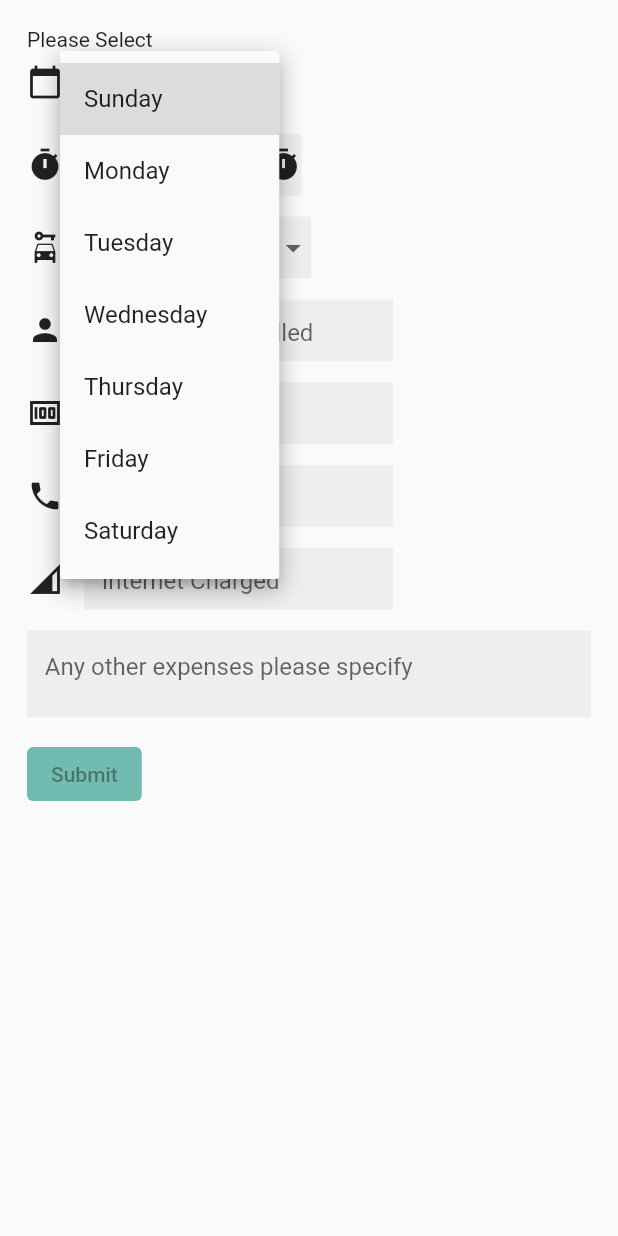
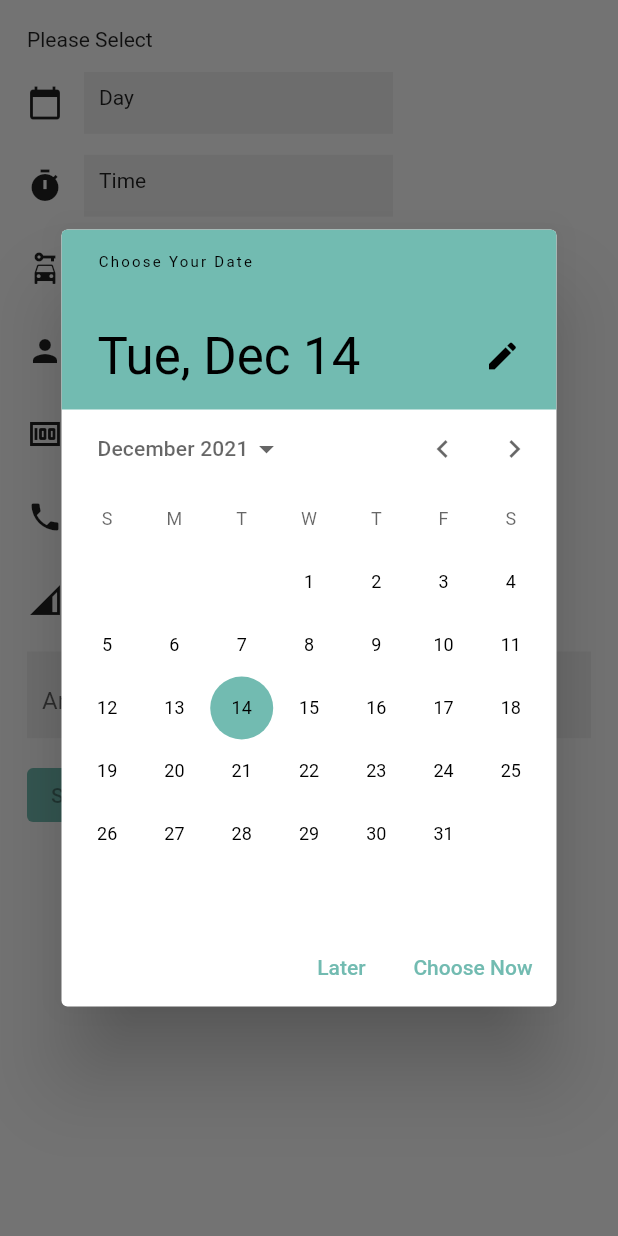
Before and after one commit to srkraut/ehs, a Flutter app: the Expenses screen opened directly, after a tap on "Day", on a phone screen of 412 x 824 dp. Run offline on Flutter 3.47's test engine with Material 2 defaults, Android fonts, the phone set to English and light mode, and no system bars; our stand-ins replace equatable, firebase_auth, firebase_core, flutter_riverpod, flutter_svg, logger and 2 more; missing offline and left inert: alert_dialogs, custom_buttons, firestore_service, pedantic, string_validators; accounts and stored records are empty.

Commit message:
Expenses UI Refactored

```diff
--- a/lib/app/home/drawer/expenses_page.dart
+++ b/lib/app/home/drawer/expenses_page.dart
@@ -1,5 +1,6 @@
 import 'package:ehs/constants/keys.dart';
 import 'package:flutter/material.dart';
+import 'package:intl/intl.dart';
 
 class Expenses extends StatefulWidget {
   const Expenses({Key? key}) : super(key: key);
@@ -12,6 +13,7 @@ class _ExpensesState extends State<Expenses> {
   TimeOfDay currentTime = TimeOfDay.now();
   DateTime currentDate = DateTime.now();
   bool _isTimeSelected = false;
+  bool _isDateSelected = false;
 
   Future<void> _selectTime(BuildContext context) async {
     final TimeOfDay? pickedTime = await showTimePicker(
@@ -30,28 +32,26 @@ class _ExpensesState extends State<Expenses> {
     }
   }
 
+  Future<void> _selectDate(BuildContext context) async {
+    final DateTime? pickedDate = await showDatePicker(
+      context: context,
+      initialDate: currentDate,
+      firstDate: DateTime(2021, 1, 1),
+      lastDate: DateTime(2030, 1, 1),
+      helpText: "Choose Your Date",
+      confirmText: 'Choose Now',
+      cancelText: 'Later',
+    );
+    if (pickedDate != null && pickedDate != currentDate) {
+      setState(() {
+        currentDate = pickedDate;
+        _isDateSelected = true;
+      });
+    }
+  }
+
   @override
   Widget build(BuildContext context) {
-    String? dayValue;
-    List<String> days = [
-      "Sunday",
-      "Monday",
-      "Tuesday",
-      "Wednesday",
-      "Thursday",
-      "Friday",
-      "Saturday"
-    ];
-    String travelValue;
-    List<String> travels = [
-      "Airplane",
-      "Bus",
-      "Car",
-      "Train",
-      "Bicycle",
-      "Walk",
-      "Other"
-    ];
     return SafeArea(
       child: Scaffold(
         body: SingleChildScrollView(
@@ -61,35 +61,27 @@ class _ExpensesState extends State<Expenses> {
               crossAxisAlignment: CrossAxisAlignment.start,
               children: <Widget>[
                 const Text('Please Select'),
+                const SizedBox(height: 14),
                 Row(
                   children: [
                     const Icon(Icons.calendar_today),
                     const SizedBox(width: 14),
                     Container(
+                      padding: const EdgeInsets.only(top: 9, left: 10),
                       height: MediaQuery.of(context).size.height * 0.05,
+                      width: MediaQuery.of(context).size.width * 0.5,
                       decoration: BoxDecoration(
                         color: Colors.grey[200],
                       ),
-                      child: DropdownButton<String>(
-                        underline: Container(),
-                        onChanged: (newValue) {
-                          setState(() {
-                            dayValue = newValue!;
-                          });
+                      child: InkWell(
+                        onTap: () {
+                          _selectDate(context);
                         },
-                        value: dayValue,
-                        //isExpanded: true,
-                        hint: Text('  Day'),
-                        icon: const Icon(Icons.arrow_drop_down),
-                        items: days.map((items) {
-                          return DropdownMenuItem(
-                            value: items,
-                            child: Text(items),
-                          );
-                        }).toList(),
+                        child: Text(_isDateSelected
+                            ? DateFormat('EEEEEE, M/d/y').format(currentDate)
+                            : 'Day'),
                       ),
                     ),
-                    // buildDropDownButton(Icons.arrow_drop_down, days),
                   ],
                 ),
                 const SizedBox(height: 14),
@@ -98,25 +90,19 @@ class _ExpensesState extends State<Expenses> {
                     const Icon(Icons.timer),
                     const SizedBox(width: 14),
                     Container(
+                      padding: const EdgeInsets.only(top: 9, left: 10),
                       height: MediaQuery.of(context).size.height * 0.05,
+                      width: MediaQuery.of(context).size.width * 0.5,
                       decoration: BoxDecoration(
                         color: Colors.grey[200],
                       ),
-                      child: Row(
-                        children: [
-                          InkWell(
-                            onTap: () {
-                              _selectTime(context);
-                            },
-                            child: Text(_isTimeSelected
-                                ? currentTime.format(context).toString()
-                                : '  Select your time'),
-                          ),
-                          const SizedBox(width: 14),
-                          const Icon(
-                            Icons.timer,
-                          ),
-                        ],
+                      child: InkWell(
+                        onTap: () {
+                          _selectTime(context);
+                        },
+                        child: Text(_isTimeSelected
+                            ? currentTime.format(context).toString()
+                            : 'Time'),
                       ),
                     ),
                   ],
@@ -127,27 +113,17 @@ class _ExpensesState extends State<Expenses> {
                     const Icon(Icons.car_rental),
                     const SizedBox(width: 14),
                     Container(
+                      padding: const EdgeInsets.only(top: 9, left: 10),
                       height: MediaQuery.of(context).size.height * 0.05,
+                      width: MediaQuery.of(context).size.width * 0.5,
                       decoration: BoxDecoration(
                         color: Colors.grey[200],
                       ),
-                      child: DropdownButton<String>(
-                        onChanged: (newValue) {
-                          setState(() {
-                            travelValue = newValue!;
-                          });
-                        },
-                        underline: Container(),
-                        value: dayValue,
-                        //isExpanded: true,
-                        hint: Text('  Method of Travel'),
-                        icon: const Icon(Icons.arrow_drop_down),
-                        items: travels.map((items) {
-                          return DropdownMenuItem(
-                            value: items,
-                            child: Text(items),
-                          );
-                        }).toList(),
+                      child: TextField(
+                        decoration: InputDecoration(
+                          border: InputBorder.none,
+                          hintText: 'Method of Travel',
+                        ),
                       ),
                     ),
                   ],
@@ -158,6 +134,7 @@ class _ExpensesState extends State<Expenses> {
                     const Icon(Icons.person),
                     const SizedBox(width: 14),
                     Container(
+                      padding: const EdgeInsets.only(top: 9, left: 10),
                       height: MediaQuery.of(context).size.height * 0.05,
                       decoration: BoxDecoration(
                         color: Colors.grey[200],
@@ -167,7 +144,7 @@ class _ExpensesState extends State<Expenses> {
                         keyboardType: TextInputType.number,
                         decoration: const InputDecoration(
                             border: InputBorder.none,
-                            hintText: '   Kilometers travelled'),
+                            hintText: 'Kilometers travelled'),
                       ),
                     ),
                   ],
@@ -178,6 +155,7 @@ class _ExpensesState extends State<Expenses> {
                     const Icon(Icons.money),
                     const SizedBox(width: 14),
                     Container(
+                      padding: const EdgeInsets.only(top: 9, left: 10),
                       height: MediaQuery.of(context).size.height * 0.05,
                       decoration: BoxDecoration(
                         color: Colors.grey[200],
@@ -187,7 +165,7 @@ class _ExpensesState extends State<Expenses> {
                         keyboardType: TextInputType.number,
                         decoration: const InputDecoration(
                             border: InputBorder.none,
-                            hintText: '   Cost of travel'),
+                            hintText: 'Cost of travel'),
                       ),
                     ),
                   ],
@@ -198,6 +176,7 @@ class _ExpensesState extends State<Expenses> {
                     const Icon(Icons.phone),
                     const SizedBox(width: 14),
                     Container(
+                      padding: const EdgeInsets.only(top: 9, left: 10),
                       height: MediaQuery.of(context).size.height * 0.05,
                       decoration: BoxDecoration(
                         color: Colors.grey[200],
@@ -207,7 +186,7 @@ class _ExpensesState extends State<Expenses> {
                         keyboardType: TextInputType.number,
                         decoration: const InputDecoration(
                             border: InputBorder.none,
-                            hintText: '   Phone Charges'),
+                            hintText: 'Phone Charges'),
                       ),
                     ),
                   ],
@@ -218,6 +197,7 @@ class _ExpensesState extends State<Expenses> {
                     const Icon(Icons.network_cell),
                     const SizedBox(width: 14),
                     Container(
+                      padding: const EdgeInsets.only(top: 9, left: 10),
                       height: MediaQuery.of(context).size.height * 0.05,
                       decoration: BoxDecoration(
                         color: Colors.grey[200],
@@ -227,13 +207,14 @@ class _ExpensesState extends State<Expenses> {
                         keyboardType: TextInputType.number,
                         decoration: const InputDecoration(
                             border: InputBorder.none,
-                            hintText: '   Internet Charged'),
+                            hintText: 'Internet Charged'),
                       ),
                     ),
                   ],
                 ),
                 const SizedBox(height: 14),
                 Container(
+                  padding: const EdgeInsets.only(top: 9, left: 10),
                   height: MediaQuery.of(context).size.height * 0.07,
                   decoration: BoxDecoration(
                     color: Colors.grey[200],
@@ -242,7 +223,7 @@ class _ExpensesState extends State<Expenses> {
                     keyboardType: TextInputType.number,
                     decoration: const InputDecoration(
                         border: InputBorder.none,
-                        hintText: '   Any other expenses please specify'),
+                        hintText: 'Any other expenses please specify'),
                   ),
                 ),
                 const SizedBox(height: 14),
```
